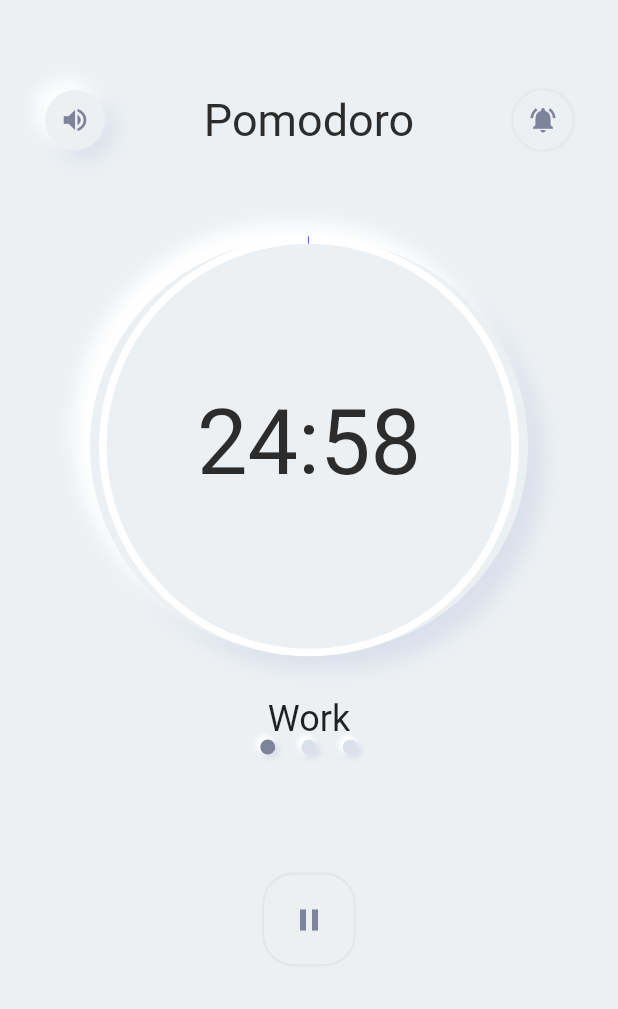
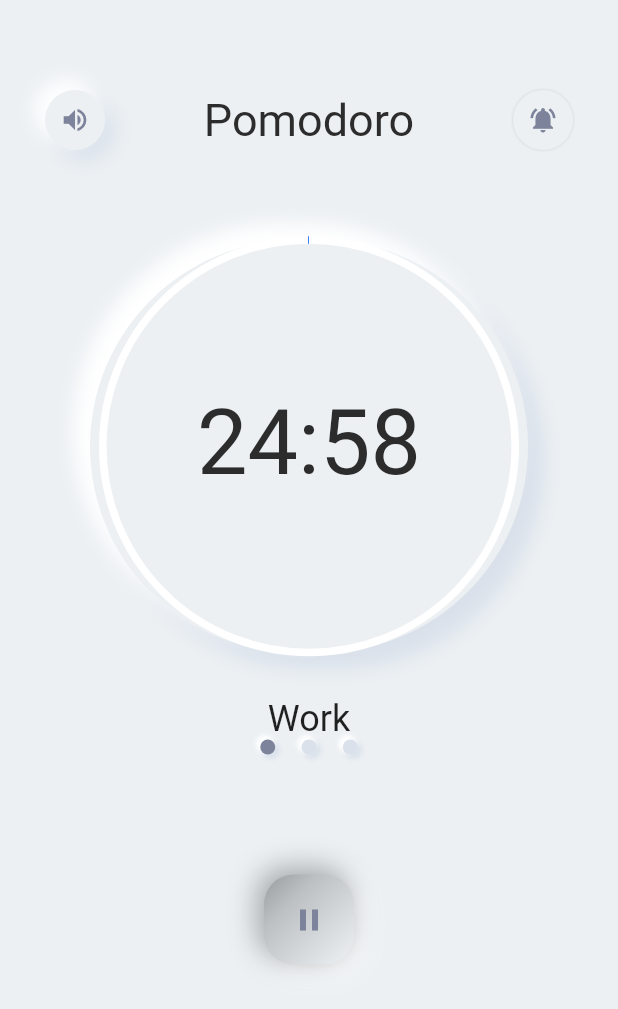
Before and after one commit to MatthieuNadeau96/pomodoro_timer, a Flutter app: the screen it shows after launch, after a tap on the "play arrow" icon, on a phone screen of 412 x 824 dp. Shown: the top 1009 px of the screen. Run offline on Flutter 3.47's test engine with Material 2 defaults, Android fonts, the phone set to English and light mode, and no system bars.

Commit message:
refactored playButton. Changed styling & put into its own widget

```diff
--- a/lib/main.dart
+++ b/lib/main.dart
@@ -2,6 +2,8 @@ import 'dart:math' as math show pi;
 import 'package:flutter/material.dart';
 import 'package:pomodoro_timer/counters.dart';
 import 'package:pomodoro_timer/header_button.dart';
+import 'package:pomodoro_timer/playButton.dart';
+import 'package:pomodoro_timer/playButtonPressed.dart';
 
 void main() => runApp(MyApp());
 
@@ -229,47 +231,13 @@ class _MyHomePageState extends State<MyHomePage> with TickerProviderStateMixin {
                   mainAxisAlignment: MainAxisAlignment.spaceEvenly,
                   children: <Widget>[
                     GestureDetector(
-                      child: AnimatedContainer(
-                        duration: Duration(milliseconds: 50),
-                        curve: Curves.easeInOut,
-                        width: 60,
-                        height: 60,
-                        child: AnimatedBuilder(
-                          animation: controller,
-                          builder: (BuildContext context, Widget child) {
-                            return Icon(controller.isAnimating
-                                ? Icons.pause
-                                : Icons.play_arrow);
-                          },
-                        ),
-                        decoration: BoxDecoration(
-                          color: themeData.canvasColor,
-                          borderRadius: BorderRadius.all(Radius.circular(20)),
-                          boxShadow: isPlaying
-                              ? [
-                                  BoxShadow(
-                                    color: Colors.black12,
-                                    offset: Offset(0, 0),
-                                    blurRadius: 1.0,
-                                    spreadRadius: 0,
-                                  ),
-                                ]
-                              : [
-                                  BoxShadow(
-                                    color: Color(0xffDAE1EB),
-                                    offset: Offset(6.0, 6.0),
-                                    blurRadius: 10.0,
-                                    spreadRadius: 1.0,
-                                  ),
-                                  BoxShadow(
-                                    color: Color(0xffffffff),
-                                    offset: Offset(-6.0, -6.0),
-                                    blurRadius: 10.0,
-                                    spreadRadius: 1.0,
-                                  ),
-                                ],
-                        ),
-                      ),
+                      child: isPlaying
+                          ? PlayButtonPressed(
+                              icon: Icon(Icons.pause),
+                            )
+                          : PlayButton(
+                              icon: Icon(Icons.play_arrow),
+                            ),
                       onTap: () {
                         if (controller.isAnimating) {
                           setState(() {
--- /dev/null
+++ b/lib/playButton.dart
@@ -0,0 +1,52 @@
+import 'package:flutter/material.dart';
+
+class PlayButton extends StatelessWidget {
+  final icon;
+
+  PlayButton({this.icon});
+
+  @override
+  Widget build(BuildContext context) {
+    ThemeData themeData = Theme.of(context);
+    return AnimatedContainer(
+      duration: Duration(milliseconds: 50),
+      curve: Curves.easeInOut,
+      width: 60,
+      height: 60,
+      child: icon,
+      decoration: BoxDecoration(
+        color: themeData.canvasColor,
+        borderRadius: BorderRadius.all(Radius.circular(20)),
+        boxShadow: [
+          BoxShadow(
+            color: Color(0xffA5A8AB),
+            offset: Offset(4.0, 4.0),
+            blurRadius: 15.0,
+            spreadRadius: 1.0,
+          ),
+          BoxShadow(
+            color: Color(0xffffffff),
+            offset: Offset(-4.0, -4.0),
+            blurRadius: 15.0,
+            spreadRadius: 1.0,
+          ),
+        ],
+        gradient: LinearGradient(
+            begin: Alignment.topLeft,
+            end: Alignment.bottomRight,
+            colors: [
+              Color(0xffEEF2F4),
+              themeData.canvasColor,
+              Color(0xffD4D8DB),
+              Color(0xffBDC0C3),
+            ],
+            stops: [
+              0.1,
+              0.3,
+              0.8,
+              1
+            ]),
+      ),
+    );
+  }
+}
--- /dev/null
+++ b/lib/playButtonPressed.dart
@@ -0,0 +1,52 @@
+import 'package:flutter/material.dart';
+
+class PlayButtonPressed extends StatelessWidget {
+  final icon;
+
+  PlayButtonPressed({this.icon});
+
+  @override
+  Widget build(BuildContext context) {
+    ThemeData themeData = Theme.of(context);
+    return AnimatedContainer(
+      duration: Duration(milliseconds: 50),
+      curve: Curves.easeInOut,
+      width: 60,
+      height: 60,
+      child: icon,
+      decoration: BoxDecoration(
+        color: themeData.canvasColor,
+        borderRadius: BorderRadius.all(Radius.circular(20)),
+        boxShadow: [
+          BoxShadow(
+            color: Color(0xffffffff),
+            offset: Offset(4.0, 4.0),
+            blurRadius: 15.0,
+            spreadRadius: 1.0,
+          ),
+          BoxShadow(
+            color: Color(0xffA5A8AB),
+            offset: Offset(-4.0, -4.0),
+            blurRadius: 15.0,
+            spreadRadius: 1.0,
+          ),
+        ],
+        gradient: LinearGradient(
+            begin: Alignment.topLeft,
+            end: Alignment.bottomRight,
+            colors: [
+              Color(0xff8E9093), // 700
+              Color(0xffA5A8AB), // 600
+              Color(0xffBDC0C3), // 500
+              Color(0xffEEF2F4), // 200
+            ],
+            stops: [
+              0,
+              0.1,
+              0.3,
+              1
+            ]),
+      ),
+    );
+  }
+}
```
